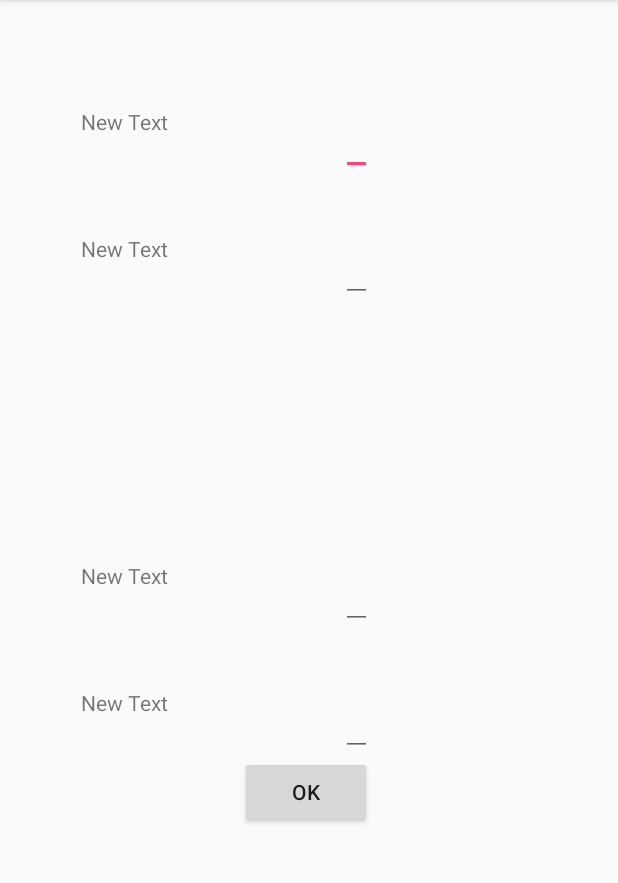
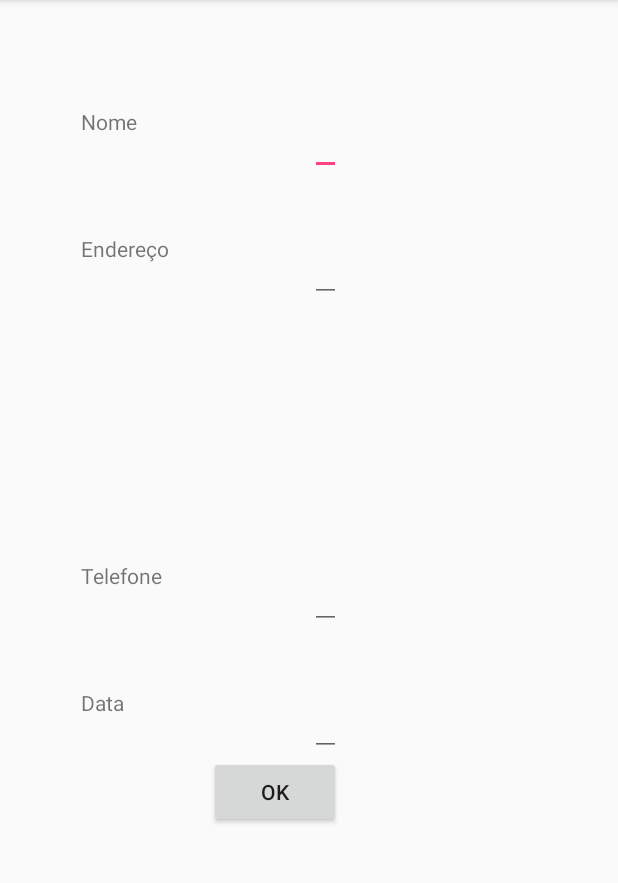
Before and after one commit to caio-medina/ex, an Android app: the Cadastro_proprietario screen opened directly, with no data from a screen before it, on a phone screen of 412 x 824 dp, the part 84-967 px from its top. Run offline under Robolectric (Android 15) with nearby library versions, the phone set to English and light mode, and no system bars; 1 statement that could not run was skipped.

Commit message:
Evolucao do Projeto

```diff
--- a/app/src/main/java/a2016_2/pooa/iff/br/myapplication/activity/Cadastro_proprietario.java
+++ b/app/src/main/java/a2016_2/pooa/iff/br/myapplication/activity/Cadastro_proprietario.java
@@ -1,11 +1,18 @@
 package a2016_2.pooa.iff.br.myapplication.activity;
 
+import android.content.Intent;
 import android.support.v7.app.AppCompatActivity;
 import android.os.Bundle;
+import android.widget.Button;
+import android.widget.EditText;
 
 import a2016_2.pooa.iff.br.myapplication.R;
+import a2016_2.pooa.iff.br.myapplication.model.Proprietario;
 
 public class Cadastro_proprietario extends AppCompatActivity {
+
+    Button btsalvar,btalterar;
+    int id;
 
     @Override
     protected void onCreate(Bundle savedInstanceState) {
@@ -13,14 +20,43 @@ public class Cadastro_proprietario extends AppCompatActivity {
         setContentView(R.layout.activity_cadastro_proprietario);
 
 
+        Intent intent    = getIntent();
+        id = (int) intent.getSerializableExtra("id");
 
-    }
+        String nomep     = (String) intent.getSerializableExtra("nome");
+        String enderecop = (String) intent.getSerializableExtra("endereco");
+        String datap     = (String) intent.getSerializableExtra("data");
+        String telefonep  = (String)  intent.getSerializableExtra("telefone");
 
-    public void criarProprietario ()
-    {
+        EditText nome = (EditText) findViewById(R.id.etNome);
+        nome.setText(nomep);
 
+        EditText endereco = (EditText) findViewById(R.id.etEndereco);
+        endereco.setText(enderecop);
+
+        EditText data = (EditText) findViewById(R.id.etData);
+        data.setText(datap);
+
+        EditText telefone = (EditText) findViewById(R.id.etTelefone);
+        telefone.setText(telefonep);
+
+
+        btsalvar = (Button) findViewById(R.id.btOK);
 
 
     }
+    public void salvar() {
 
+        EditText nome = (EditText) findViewById(R.id.etNome);
+
+        EditText endereco = (EditText) findViewById(R.id.etEndereco);
+
+        EditText data = (EditText) findViewById(R.id.etData);
+
+        EditText telefone = (EditText) findViewById(R.id.etTelefone);
+
+        Proprietario p = new Proprietario(nome.getText().toString(), endereco.getText().toString(), telefone.getText().toString(), data.getText().toString());
+
+        p.save();
+    }
 }
--- a/app/src/main/res/layout/activity_cadastro_proprietario.xml
+++ b/app/src/main/res/layout/activity_cadastro_proprietario.xml
@@ -12,7 +12,7 @@
     <EditText
         android:layout_width="wrap_content"
         android:layout_height="wrap_content"
-        android:id="@+id/editText"
+        android:id="@+id/etNome"
         android:layout_marginTop="55dp"
         android:layout_alignParentTop="true"
         android:layout_toEndOf="@+id/textView"
@@ -21,25 +21,25 @@
     <TextView
         android:layout_width="wrap_content"
         android:layout_height="wrap_content"
-        android:text="New Text"
+        android:text="Nome"
         android:id="@+id/textView"
-        android:layout_alignTop="@+id/editText"
+        android:layout_alignTop="@+id/etNome"
         android:layout_alignParentStart="true"
         android:layout_marginStart="38dp" />
 
     <TextView
         android:layout_width="wrap_content"
         android:layout_height="wrap_content"
-        android:text="New Text"
+        android:text="Endereço"
         android:id="@+id/textView2"
-        android:layout_below="@+id/editText"
+        android:layout_below="@+id/etNome"
         android:layout_alignStart="@+id/textView"
         android:layout_marginTop="39dp" />
 
     <TextView
         android:layout_width="wrap_content"
         android:layout_height="wrap_content"
-        android:text="New Text"
+        android:text="Telefone"
         android:id="@+id/textView3"
         android:layout_centerVertical="true"
         android:layout_alignStart="@+id/textView2" />
@@ -47,7 +47,7 @@
     <TextView
         android:layout_width="wrap_content"
         android:layout_height="wrap_content"
-        android:text="New Text"
+        android:text="Data"
         android:id="@+id/textView4"
         android:layout_below="@+id/textView3"
         android:layout_alignStart="@+id/textView3"
@@ -56,30 +56,30 @@
     <EditText
         android:layout_width="wrap_content"
         android:layout_height="wrap_content"
-        android:id="@+id/editText2"
+        android:id="@+id/etEndereco"
         android:layout_alignTop="@+id/textView2"
-        android:layout_alignStart="@+id/editText" />
+        android:layout_alignStart="@+id/etNome" />
 
     <EditText
         android:layout_width="wrap_content"
         android:layout_height="wrap_content"
-        android:id="@+id/editText3"
+        android:id="@+id/etTelefone"
         android:layout_alignTop="@+id/textView3"
-        android:layout_alignStart="@+id/editText2" />
+        android:layout_alignStart="@+id/etEndereco" />
 
     <EditText
         android:layout_width="wrap_content"
         android:layout_height="wrap_content"
-        android:id="@+id/editText4"
+        android:id="@+id/etData"
         android:layout_alignTop="@+id/textView4"
-        android:layout_alignStart="@+id/editText3" />
+        android:layout_alignStart="@+id/etTelefone" />
 
     <Button
         android:layout_width="wrap_content"
         android:layout_height="wrap_content"
         android:text="OK"
         android:id="@+id/btOK"
-        android:layout_below="@+id/editText4"
-        android:layout_alignEnd="@+id/editText4"
+        android:layout_below="@+id/etData"
+        android:layout_alignEnd="@+id/etData"
         android:onClick="criarProprietario"/>
 </RelativeLayout>
```
Also changed, not shown: app/src/main/java/a2016_2/pooa/iff/br/myapplication/model/Proprietario.java (added, +53 -0 lines).
